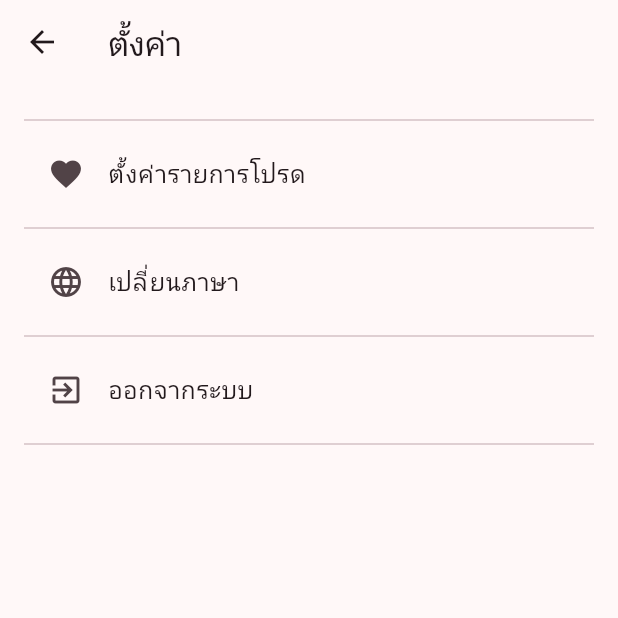
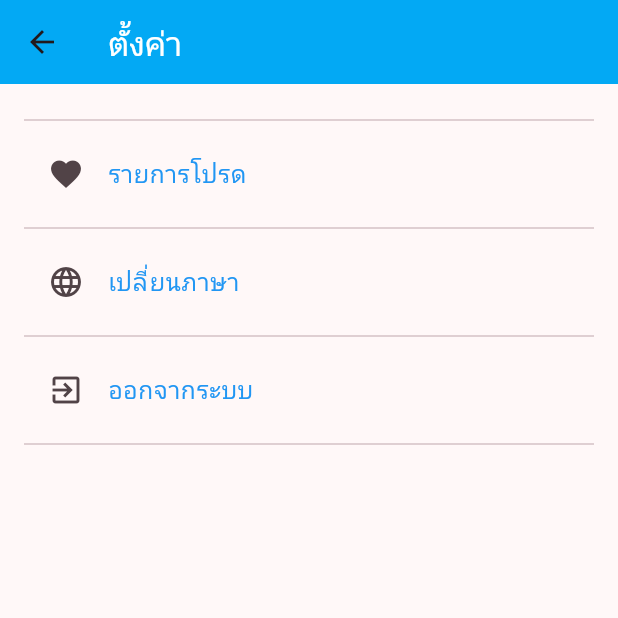
Before and after one commit to Nutlikecoco/projectmobile, a Flutter app: the SettingsPage screen opened directly with empty values, on a phone screen of 412 x 824 dp, the top half of it. Run offline on Flutter 3.47's test engine with Material 3 defaults, Android fonts, the phone set to English and light mode, and no system bars; our stand-ins replace dio.

```diff
--- a/lib/pages/home/widgets/timetable.dart
+++ b/lib/pages/home/widgets/timetable.dart
@@ -378,7 +378,14 @@ class SettingsPage extends StatelessWidget {
     // Use widget.characters to access the passed data
     return Scaffold(
       appBar: AppBar(
-        title: Text('ตั้งค่า'),
+        title: Text(
+          'ตั้งค่า',
+          style: TextStyle(
+            color: Colors.white, // กำหนดสีของตัวหนังสือใน AppBar เป็นสีขาว
+          ),
+        ),
+        backgroundColor:
+            Colors.lightBlue, // กำหนดสีของพื้นหลังของ AppBar เป็นสีสว่างบลู
       ),
       body: ListView(
         padding: EdgeInsets.all(16.0),
@@ -386,7 +393,12 @@ class SettingsPage extends StatelessWidget {
           Divider(),
           ListTile(
             leading: Icon(Icons.favorite),
-            title: Text('ตั้งค่ารายการโปรด'),
+            title: Text(
+              'รายการโปรด',
+              style: TextStyle(
+                color: Colors.blue, // กำหนดสีของตัวหนังสือเป็นสีฟ้า
+              ),
+            ),
             onTap: () {
               _showFavoriteSettings(context);
             },
@@ -394,7 +406,12 @@ class SettingsPage extends StatelessWidget {
           Divider(),
           ListTile(
             leading: Icon(Icons.language),
-            title: Text('เปลี่ยนภาษา'),
+            title: Text(
+              'เปลี่ยนภาษา',
+              style: TextStyle(
+                color: Colors.blue, // กำหนดสีของตัวหนังสือเป็นสีฟ้า
+              ),
+            ),
             onTap: () {
               _showLanguageSelectionDialog(
                   context); // เรียกฟังก์ชันแสดงหน้าต่างเลือกภาษา
@@ -403,7 +420,12 @@ class SettingsPage extends StatelessWidget {
           Divider(),
           ListTile(
             leading: Icon(Icons.exit_to_app),
-            title: Text('ออกจากระบบ'),
+            title: Text(
+              'ออกจากระบบ',
+              style: TextStyle(
+                color: Colors.blue, // กำหนดสีของตัวหนังสือเป็นสีฟ้า
+              ),
+            ),
             onTap: () {
               _confirmSignOut(context);
             },
```
Also changed, not shown: lib/pages/home/home_page.dart (+0 -103 lines).
